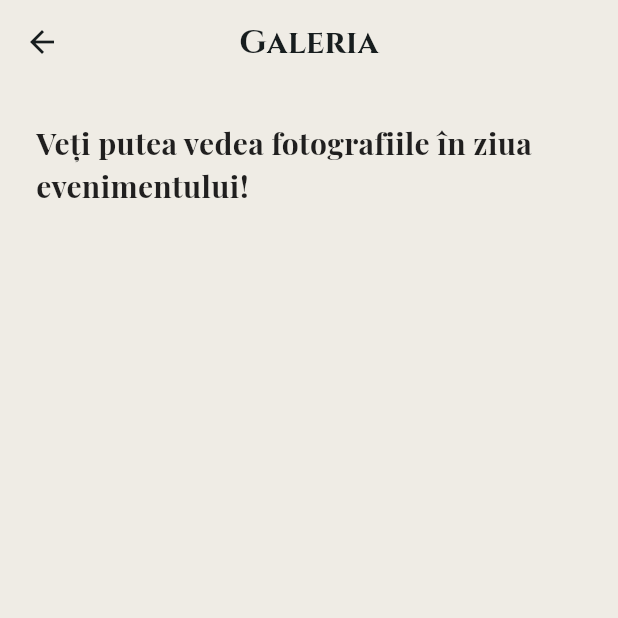
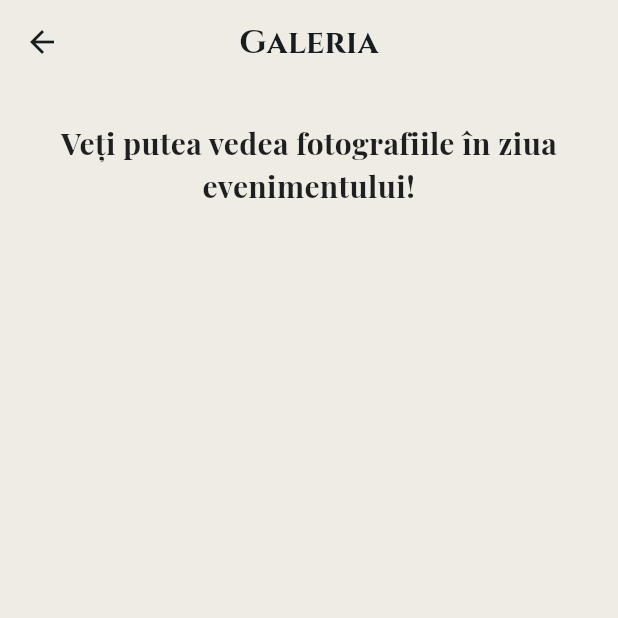
Before and after one commit to adelin232/WeddingFrontend, a Flutter app: the screen it shows after launch, scrolled down 2880 dp, after a tap on "ÎNCARCĂ FOTO", after a tap on "VEZI GALERIA", on a phone screen of 412 x 824 dp, the top half of it. Run offline on Flutter 3.47's test engine with Material 3 defaults, Android fonts, the phone set to English and light mode, and no system bars; our stand-ins replace google_fonts, image_picker, share_plus; missing offline and left inert: dart:html, dart:ui_web; network calls fail.

Commit message:
feat: add total number of guests

```diff
--- a/lib/main.dart
+++ b/lib/main.dart
@@ -1023,12 +1023,31 @@ class _RSVPCardState extends State<RSVPCard> {
                   const SizedBox(height: 12),
                   _buildMenuRow("Meniu Vegetarian", _nrMeniuVegetarian,
                       (val) => setState(() => _nrMeniuVegetarian = val!)),
+
+                  // --- TEXTUL INFORMATIV ADAUGAT AICI ---
+                  Padding(
+                    padding: const EdgeInsets.only(top: 16),
+                    child: Align(
+                      alignment: Alignment.centerRight,
+                      child: Text(
+                        'Total invitați: ${_nrMeniuClasic + _nrMeniuVegetarian}',
+                        style: GoogleFonts.lora(
+                          color: Colors.grey,
+                          fontSize: 15,
+                          fontStyle: FontStyle.italic,
+                          fontWeight: FontWeight.w600,
+                        ),
+                      ),
+                    ),
+                  ),
+                  // ----------------------------------------
+
                   if (_nrMeniuClasic + _nrMeniuVegetarian == 0)
                     Padding(
                         padding: const EdgeInsets.only(top: 12),
                         child: Text('* Selectați cel puțin un meniu',
                             style: GoogleFonts.lora(
-                                color: Colors.red[700], fontSize: 12))),
+                                color: Colors.red, fontSize: 12))),
                 ],
                 const SizedBox(height: 40),
                 _isLoading
@@ -1043,7 +1062,7 @@ class _RSVPCardState extends State<RSVPCard> {
                           style: ElevatedButton.styleFrom(
                               backgroundColor: Colors.black,
                               foregroundColor: Colors.white,
-                              disabledBackgroundColor: Colors.grey[300],
+                              disabledBackgroundColor: Colors.grey,
                               shape: const RoundedRectangleBorder(
                                   borderRadius: BorderRadius.zero)),
                           child: Text('TRIMITE CONFIRMAREA',
@@ -1251,6 +1270,7 @@ class _UploadPageState extends State<UploadPage> {
               padding: const EdgeInsets.all(24),
               child: Column(children: [
                 Text('Veți putea încărca fotografii în ziua evenimentului!',
+                    textAlign: TextAlign.center,
                     style: GoogleFonts.playfairDisplay(
                         fontSize: 20, fontWeight: FontWeight.bold)),
                 const SizedBox(height: 10),
@@ -1440,6 +1460,7 @@ class GalleryPage extends StatelessWidget {
               padding: const EdgeInsets.all(24),
               child: Column(children: [
                 Text('Veți putea vedea fotografiile în ziua evenimentului!',
+                    textAlign: TextAlign.center,
                     style: GoogleFonts.playfairDisplay(
                         fontSize: 20, fontWeight: FontWeight.bold)),
                 const SizedBox(height: 10),
```
Also changed, not shown: 3 other files.
